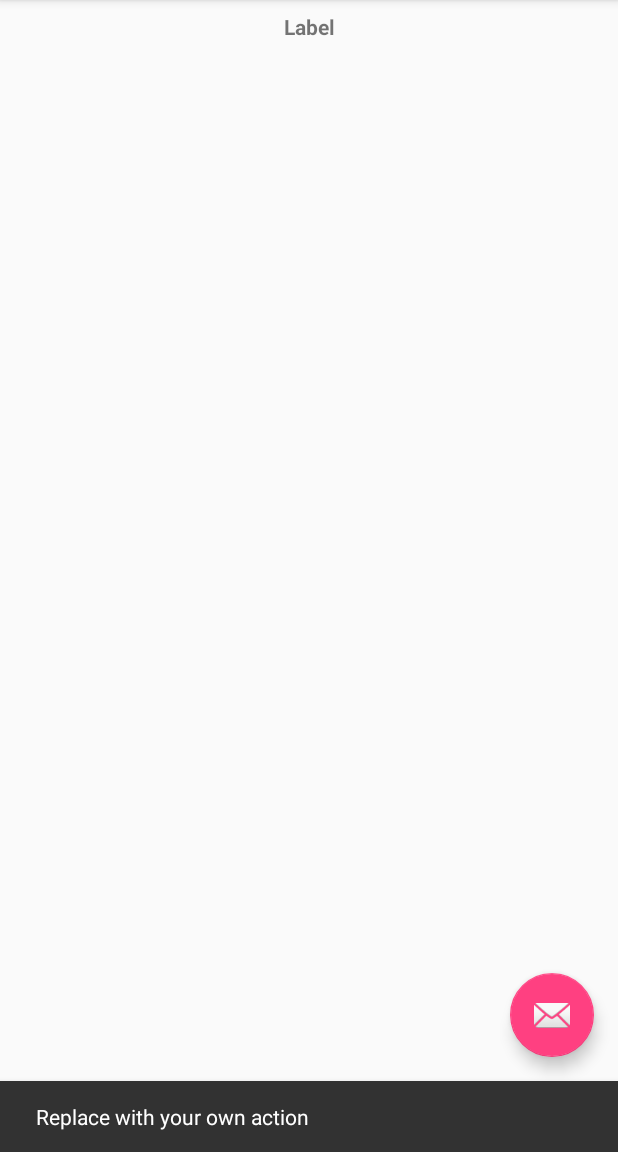
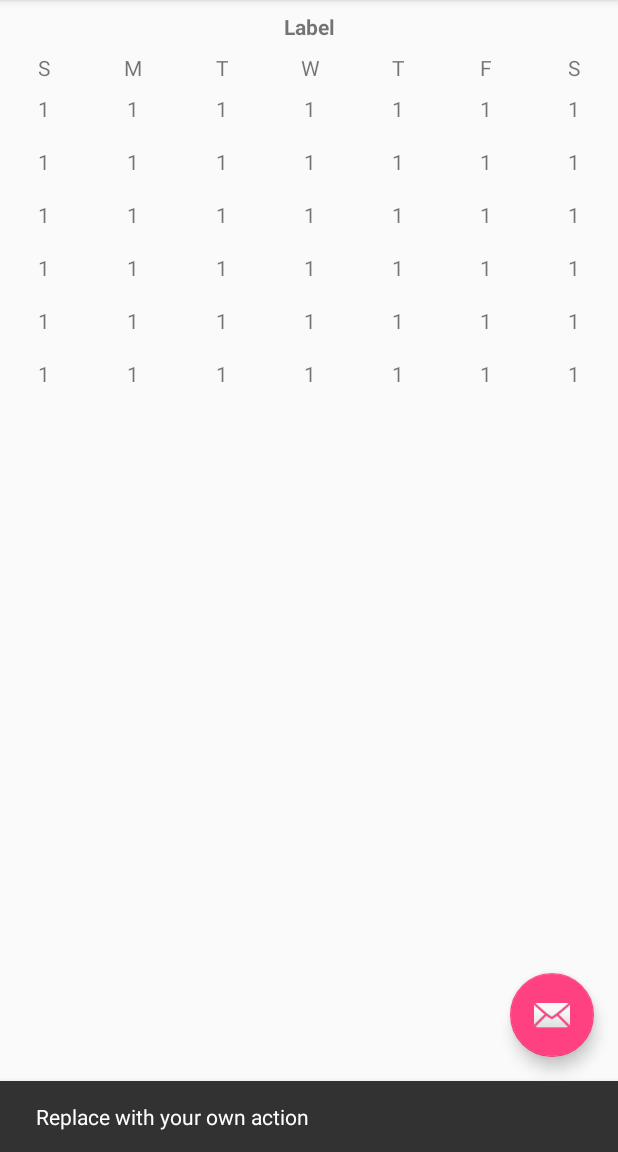
Before and after one commit to NUmeroAndDev/RangeDatePickerExample-android, an Android app: the screen it shows after launch (MainActivity), after a tap on an icon or button, on a phone screen of 412 x 824 dp, the part 84-1236 px from its top. Run offline under Robolectric (Android 15) with nearby library versions, the phone set to English and light mode, and no system bars.

Commit message:
枠組みを作成

```diff
--- /dev/null
+++ b/app/src/main/java/com/numero/range_date_picker_example/range_date_picker/DayView.kt
@@ -0,0 +1,14 @@
+package com.numero.range_date_picker_example.range_date_picker
+
+import android.content.Context
+import android.util.AttributeSet
+import android.view.View
+import android.widget.FrameLayout
+import com.numero.range_date_picker_example.R
+
+class DayView @JvmOverloads constructor(context: Context, attrs: AttributeSet? = null, defStyleAttr: Int = 0) : FrameLayout(context, attrs, defStyleAttr) {
+
+    init {
+        View.inflate(context, R.layout.view_day, this)
+    }
+}
--- /dev/null
+++ b/app/src/main/java/com/numero/range_date_picker_example/range_date_picker/WeekView.kt
@@ -0,0 +1,13 @@
+package com.numero.range_date_picker_example.range_date_picker
+
+import android.content.Context
+import android.util.AttributeSet
+import android.view.View
+import android.widget.LinearLayout
+import com.numero.range_date_picker_example.R
+
+class WeekView @JvmOverloads constructor(context: Context, attrs: AttributeSet? = null, defStyleAttr: Int = 0) : LinearLayout(context, attrs, defStyleAttr) {
+    init {
+        View.inflate(context, R.layout.view_week, this)
+    }
+}
--- /dev/null
+++ b/app/src/main/res/layout/view_day.xml
@@ -0,0 +1,15 @@
+<?xml version="1.0" encoding="utf-8"?>
+<FrameLayout xmlns:android="http://schemas.android.com/apk/res/android"
+    android:layout_width="match_parent"
+    android:layout_height="wrap_content">
+
+    <TextView
+        android:id="@+id/dayTextView"
+        android:layout_width="match_parent"
+        android:layout_height="wrap_content"
+        android:gravity="center"
+        android:paddingBottom="8dp"
+        android:paddingTop="8dp"
+        android:text="1" />
+
+</FrameLayout>
--- a/app/src/main/res/layout/view_month.xml
+++ b/app/src/main/res/layout/view_month.xml
@@ -13,5 +13,84 @@
         android:text="Label"
         android:textStyle="bold" />
 
+    <LinearLayout
+        android:layout_width="match_parent"
+        android:layout_height="wrap_content"
+        android:orientation="horizontal">
+
+        <TextView
+            android:layout_width="match_parent"
+            android:layout_height="wrap_content"
+            android:layout_weight="1"
+            android:gravity="center"
+            android:text="S" />
+
+        <TextView
+            android:layout_width="match_parent"
+            android:layout_height="wrap_content"
+            android:layout_weight="1"
+            android:gravity="center"
+            android:text="M" />
+
+        <TextView
+            android:layout_width="match_parent"
+            android:layout_height="wrap_content"
+            android:layout_weight="1"
+            android:gravity="center"
+            android:text="T" />
+
+        <TextView
+            android:layout_width="match_parent"
+            android:layout_height="wrap_content"
+            android:layout_weight="1"
+            android:gravity="center"
+            android:text="W" />
+
+        <TextView
+            android:layout_width="match_parent"
+            android:layout_height="wrap_content"
+            android:layout_weight="1"
+            android:gravity="center"
+            android:text="T" />
+
+        <TextView
+            android:layout_width="match_parent"
+            android:layout_height="wrap_content"
+            android:layout_weight="1"
+            android:gravity="center"
+            android:text="F" />
+
+        <TextView
+            android:layout_width="match_parent"
+            android:layout_height="wrap_content"
+            android:layout_weight="1"
+            android:gravity="center"
+            android:text="S" />
+
+    </LinearLayout>
+
+    <com.numero.range_date_picker_example.range_date_picker.WeekView
+        android:layout_width="match_parent"
+        android:layout_height="wrap_content" />
+
+    <com.numero.range_date_picker_example.range_date_picker.WeekView
+        android:layout_width="match_parent"
+        android:layout_height="wrap_content" />
+
+    <com.numero.range_date_picker_example.range_date_picker.WeekView
+        android:layout_width="match_parent"
+        android:layout_height="wrap_content" />
+
+    <com.numero.range_date_picker_example.range_date_picker.WeekView
+        android:layout_width="match_parent"
+        android:layout_height="wrap_content" />
+
+    <com.numero.range_date_picker_example.range_date_picker.WeekView
+        android:layout_width="match_parent"
+        android:layout_height="wrap_content" />
+
+    <com.numero.range_date_picker_example.range_date_picker.WeekView
+        android:layout_width="match_parent"
+        android:layout_height="wrap_content" />
 
 </LinearLayout>
--- /dev/null
+++ b/app/src/main/res/layout/view_week.xml
@@ -0,0 +1,41 @@
+<?xml version="1.0" encoding="utf-8"?>
+<LinearLayout xmlns:android="http://schemas.android.com/apk/res/android"
+    android:layout_width="match_parent"
+    android:layout_height="wrap_content"
+    android:orientation="horizontal">
+
+    <com.numero.range_date_picker_example.range_date_picker.DayView
+        android:layout_width="match_parent"
+        android:layout_height="wrap_content"
+        android:layout_weight="1" />
+
+    <com.numero.range_date_picker_example.range_date_picker.DayView
+        android:layout_width="match_parent"
+        android:layout_height="wrap_content"
+        android:layout_weight="1" />
+
+    <com.numero.range_date_picker_example.range_date_picker.DayView
+        android:layout_width="match_parent"
+        android:layout_height="wrap_content"
+        android:layout_weight="1" />
+
+    <com.numero.range_date_picker_example.range_date_picker.DayView
+        android:layout_width="match_parent"
+        android:layout_height="wrap_content"
+        android:layout_weight="1" />
+
+    <com.numero.range_date_picker_example.range_date_picker.DayView
+        android:layout_width="match_parent"
+        android:layout_height="wrap_content"
+        android:layout_weight="1" />
+
+    <com.numero.range_date_picker_example.range_date_picker.DayView
+        android:layout_width="match_parent"
+        android:layout_height="wrap_content"
+        android:layout_weight="1" />
+
+    <com.numero.range_date_picker_example.range_date_picker.DayView
+        android:layout_width="match_parent"
+        android:layout_height="wrap_content"
+        android:layout_weight="1" />
+</LinearLayout>
```
